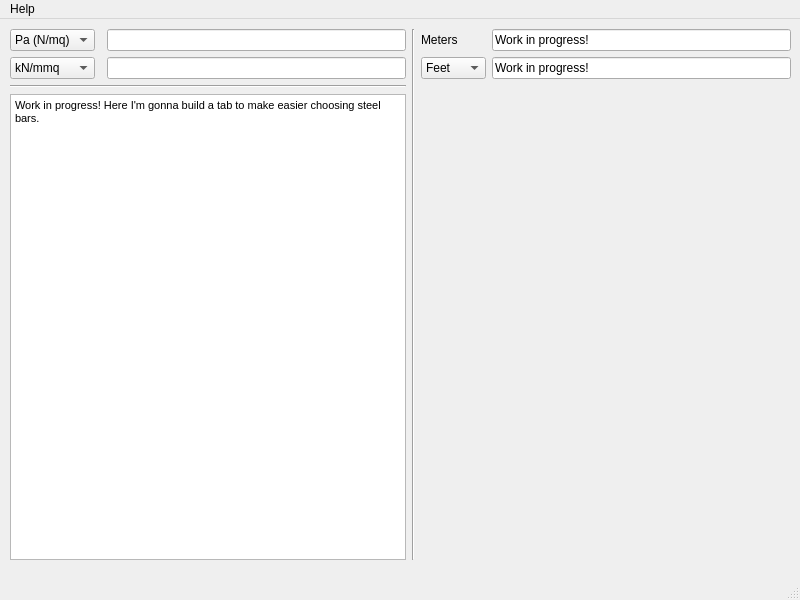
First picture: the form in pressure-qt_window/MainWindow.ui, repository i5ar/iconverters, before the edit.
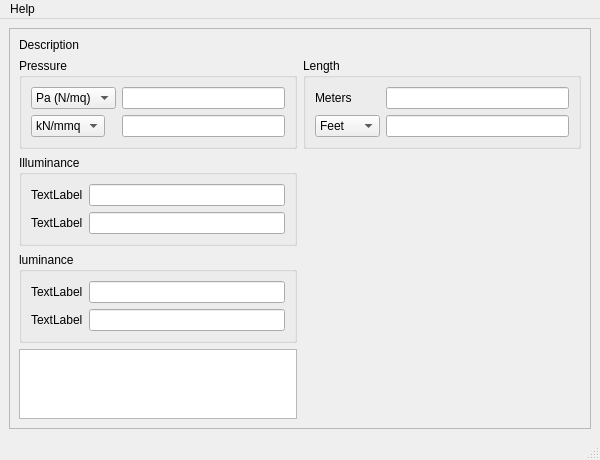
Second picture: the form after the edit. Icons and pictures are not drawn.

```diff
--- a/pressure-qt_window/MainWindow.ui
+++ b/pressure-qt_window/MainWindow.ui
@@ -6,27 +6,54 @@
    <rect>
     <x>0</x>
     <y>0</y>
-    <width>800</width>
-    <height>600</height>
+    <width>600</width>
+    <height>450</height>
    </rect>
   </property>
+  <property name="sizePolicy">
+   <sizepolicy hsizetype="Expanding" vsizetype="Expanding">
+    <horstretch>0</horstretch>
+    <verstretch>0</verstretch>
+   </sizepolicy>
+  </property>
   <property name="windowTitle">
    <string>MainWindow</string>
   </property>
   <widget class="QWidget" name="centralwidget">
-   <widget class="QWidget" name="gridLayoutWidget">
-    <property name="geometry">
-     <rect>
-      <x>10</x>
-      <y>10</y>
-      <width>781</width>
-      <height>531</height>
-     </rect>
-    </property>
-    <layout class="QGridLayout" name="gridLayout">
-     <item row="1" column="2">
-      <widget class="QLineEdit" name="lineEdit_2"/>
-     </item>
+   <layout class="QHBoxLayout" name="horizontalLayout">
+    <item>
+     <widget class="QFrame" name="frame">
+      <property name="frameShape">
+       <enum>QFrame::StyledPanel</enum>
+      </property>
+      <property name="frameShadow">
+       <enum>QFrame::Raised</enum>
+      </property>
+      <layout class="QGridLayout" name="gridLayout_3">
+       <item row="0" column="0">
+        <widget class="QLabel" name="label_2">
+         <property name="sizePolicy">
+          <sizepolicy hsizetype="Preferred" vsizetype="Fixed">
+           <horstretch>0</horstretch>
+           <verstretch>0</verstretch>
+          </sizepolicy>
+         </property>
+         <property name="text">
+          <string>Description</string>
+         </property>
+        </widget>
+       </item>
+       <item row="1" column="0">
+        <widget class="QGroupBox" name="groupBox">
+         <property name="title">
+          <string>Pressure</string>
+         </property>
+         <layout class="QGridLayout" name="gridLayout_2">
+          <item row="0" column="0">
+           <layout class="QFormLayout" name="formLayout_2">
+            <property name="fieldGrowthPolicy">
+             <enum>QFormLayout::AllNonFixedFieldsGrow</enum>
+            </property>
      <item row="0" column="0">
       <widget class="QComboBox" name="comboBox">
        <item>
@@ -41,7 +68,7 @@
        </item>
       </widget>
      </item>
-     <item row="0" column="2">
+            <item row="0" column="1">
       <widget class="QLineEdit" name="lineEdit"/>
      </item>
      <item row="1" column="0">
@@ -58,36 +85,63 @@
        </item>
       </widget>
      </item>
-     <item row="0" column="3" rowspan="6">
-      <widget class="Line" name="line">
-       <property name="orientation">
-        <enum>Qt::Vertical</enum>
-       </property>
-      </widget>
-     </item>
-     <item row="2" column="0" colspan="3">
-      <widget class="Line" name="line_2">
-       <property name="orientation">
-        <enum>Qt::Horizontal</enum>
-       </property>
-      </widget>
-     </item>
-     <item row="0" column="4">
-      <widget class="QLabel" name="label">
+            <item row="1" column="1">
+             <widget class="QLineEdit" name="lineEdit_2"/>
+            </item>
+           </layout>
+          </item>
+         </layout>
+        </widget>
+       </item>
+       <item row="2" column="0">
+        <widget class="QGroupBox" name="groupBox_3">
+         <property name="title">
+          <string>Illuminance</string>
+         </property>
+         <layout class="QHBoxLayout" name="horizontalLayout_2">
+          <item>
+           <layout class="QFormLayout" name="formLayout">
+            <item row="0" column="0">
+             <widget class="QLabel" name="label_4">
        <property name="text">
-        <string>Meters</string>
+               <string>TextLabel</string>
        </property>
       </widget>
      </item>
-     <item row="0" column="5">
-      <widget class="QLineEdit" name="lineEdit_3">
+            <item row="0" column="1">
+             <widget class="QLineEdit" name="lineEdit_5"/>
+            </item>
+            <item row="1" column="0">
+             <widget class="QLabel" name="label_6">
        <property name="text">
-        <string>Work in progress!</string>
+               <string>TextLabel</string>
        </property>
       </widget>
      </item>
-     <item row="1" column="4">
-      <widget class="QComboBox" name="comboBox_3">
+            <item row="1" column="1">
+             <widget class="QLineEdit" name="lineEdit_7"/>
+            </item>
+           </layout>
+          </item>
+         </layout>
+        </widget>
+       </item>
+       <item row="1" column="1">
+        <widget class="QGroupBox" name="groupBox_2">
+         <property name="title">
+          <string>Length</string>
+         </property>
+         <layout class="QGridLayout" name="gridLayout">
+          <item row="0" column="0">
+           <layout class="QFormLayout" name="formLayout_3">
+            <property name="fieldGrowthPolicy">
+             <enum>QFormLayout::AllNonFixedFieldsGrow</enum>
+            </property>
+            <item row="0" column="1">
+             <widget class="QLineEdit" name="lineEdit_3"/>
+            </item>
+            <item row="1" column="0">
+             <widget class="QComboBox" name="comboBox_4">
        <item>
         <property name="text">
          <string>Feet</string>
@@ -100,35 +154,105 @@
        </item>
       </widget>
      </item>
-     <item row="1" column="5">
-      <widget class="QLineEdit" name="lineEdit_4">
+            <item row="1" column="1">
+             <widget class="QLineEdit" name="lineEdit_4"/>
+            </item>
+            <item row="0" column="0">
+             <widget class="QLabel" name="label">
+              <property name="frameShape">
+               <enum>QFrame::NoFrame</enum>
+              </property>
+              <property name="frameShadow">
+               <enum>QFrame::Plain</enum>
+              </property>
        <property name="text">
-        <string>Work in progress!</string>
+               <string>Meters</string>
        </property>
       </widget>
      </item>
-     <item row="3" column="0" rowspan="3" colspan="3">
-      <widget class="QTextBrowser" name="textBrowser_2">
-       <property name="html">
-        <string>&lt;!DOCTYPE HTML PUBLIC &quot;-//W3C//DTD HTML 4.0//EN&quot; &quot;http://www.w3.org/TR/REC-html40/strict.dtd&quot;&gt;
-&lt;html&gt;&lt;head&gt;&lt;meta name=&quot;qrichtext&quot; content=&quot;1&quot; /&gt;&lt;style type=&quot;text/css&quot;&gt;
-p, li { white-space: pre-wrap; }
-&lt;/style&gt;&lt;/head&gt;&lt;body style=&quot; font-family:'MS Shell Dlg 2'; font-size:8.25pt; font-weight:400; font-style:normal;&quot;&gt;
-&lt;p style=&quot; margin-top:0px; margin-bottom:0px; margin-left:0px; margin-right:0px; -qt-block-indent:0; text-indent:0px;&quot;&gt;Work in progress! Here I'm gonna build a tab to make easier choosing steel bars.&lt;/p&gt;&lt;/body&gt;&lt;/html&gt;</string>
-       </property>
-      </widget>
-     </item>
-    </layout>
-   </widget>
-   <zorder>gridLayoutWidget</zorder>
-   <zorder>horizontalScrollBar</zorder>
+           </layout>
+          </item>
+         </layout>
+        </widget>
+       </item>
+       <item row="3" column="0">
+        <widget class="QGroupBox" name="groupBox_4">
+         <property name="title">
+          <string>luminance</string>
+         </property>
+         <layout class="QHBoxLayout" name="horizontalLayout_3">
+          <item>
+           <layout class="QFormLayout" name="formLayout_4">
+            <item row="0" column="0">
+             <widget class="QLabel" name="label_5">
+              <property name="text">
+               <string>TextLabel</string>
+              </property>
+             </widget>
+            </item>
+            <item row="0" column="1">
+             <widget class="QLineEdit" name="lineEdit_6"/>
+            </item>
+            <item row="1" column="0">
+             <widget class="QLabel" name="label_7">
+              <property name="text">
+               <string>TextLabel</string>
+              </property>
+             </widget>
+            </item>
+            <item row="1" column="1">
+             <widget class="QLineEdit" name="lineEdit_8"/>
+            </item>
+           </layout>
+          </item>
+         </layout>
+        </widget>
+       </item>
+       <item row="4" column="0">
+        <widget class="QTextBrowser" name="textBrowser"/>
+       </item>
+       <item row="4" column="1" alignment="Qt::AlignRight|Qt::AlignBottom">
+        <widget class="QLabel" name="label_3">
+         <property name="sizePolicy">
+          <sizepolicy hsizetype="Preferred" vsizetype="Preferred">
+           <horstretch>0</horstretch>
+           <verstretch>0</verstretch>
+          </sizepolicy>
+         </property>
+         <property name="maximumSize">
+          <size>
+           <width>64</width>
+           <height>64</height>
+          </size>
+         </property>
+         <property name="text">
+          <string/>
+         </property>
+         <property name="pixmap">
+          <pixmap>icon.png</pixmap>
+         </property>
+         <property name="scaledContents">
+          <bool>true</bool>
+         </property>
+         <property name="alignment">
+          <set>Qt::AlignLeading|Qt::AlignLeft|Qt::AlignVCenter</set>
+         </property>
+         <property name="textInteractionFlags">
+          <set>Qt::LinksAccessibleByMouse</set>
+         </property>
+        </widget>
+       </item>
+      </layout>
+     </widget>
+    </item>
+   </layout>
   </widget>
   <widget class="QMenuBar" name="menubar">
    <property name="geometry">
     <rect>
      <x>0</x>
      <y>0</y>
-     <width>800</width>
+     <width>600</width>
      <height>21</height>
     </rect>
    </property>
```
Left out of the diff: 7 changed lines with no effect on the pictures. Lines whose indentation alone changed are shown as unchanged.
